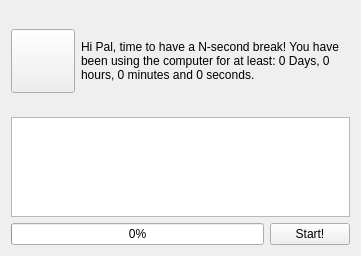
First picture: the form in src/mainwindow.ui, repository alex-lt-kong/breaq-reminder, before the edit.
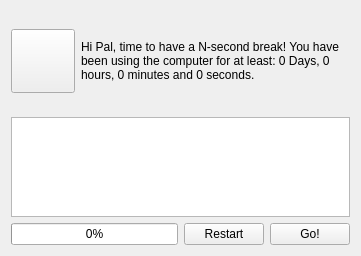
Second picture: the form after the edit. Icons and pictures are not drawn.

Commit message: add a restart function

Patch:
```diff
--- a/src/mainwindow.ui
+++ b/src/mainwindow.ui
@@ -118,7 +118,14 @@
        </widget>
       </item>
       <item>
-       <widget class="QPushButton" name="btnOK">
+       <widget class="QPushButton" name="btnRestart">
+        <property name="text">
+         <string>Restart</string>
+        </property>
+       </widget>
+      </item>
+      <item>
+       <widget class="QPushButton" name="btnGo">
         <property name="sizePolicy">
          <sizepolicy hsizetype="Maximum" vsizetype="Maximum">
           <horstretch>2</horstretch>
@@ -126,7 +133,7 @@
          </sizepolicy>
         </property>
         <property name="text">
-         <string>Start!</string>
+         <string>Go!</string>
         </property>
        </widget>
       </item>
```
Left out of the diff: 10 changed lines with no effect on the pictures. The commit also changes 12 other files.
